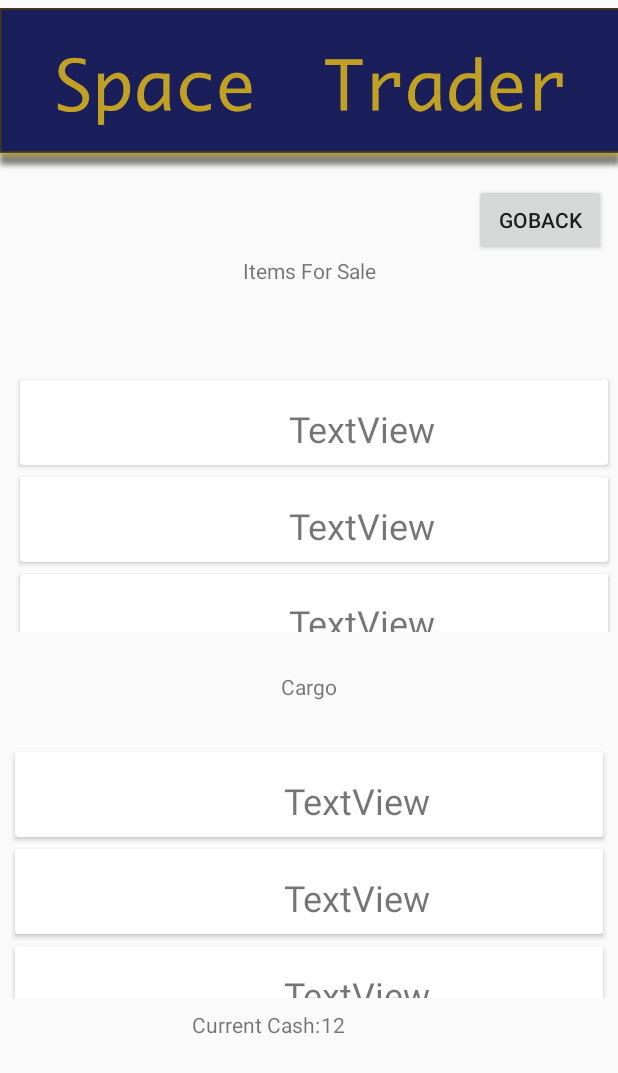
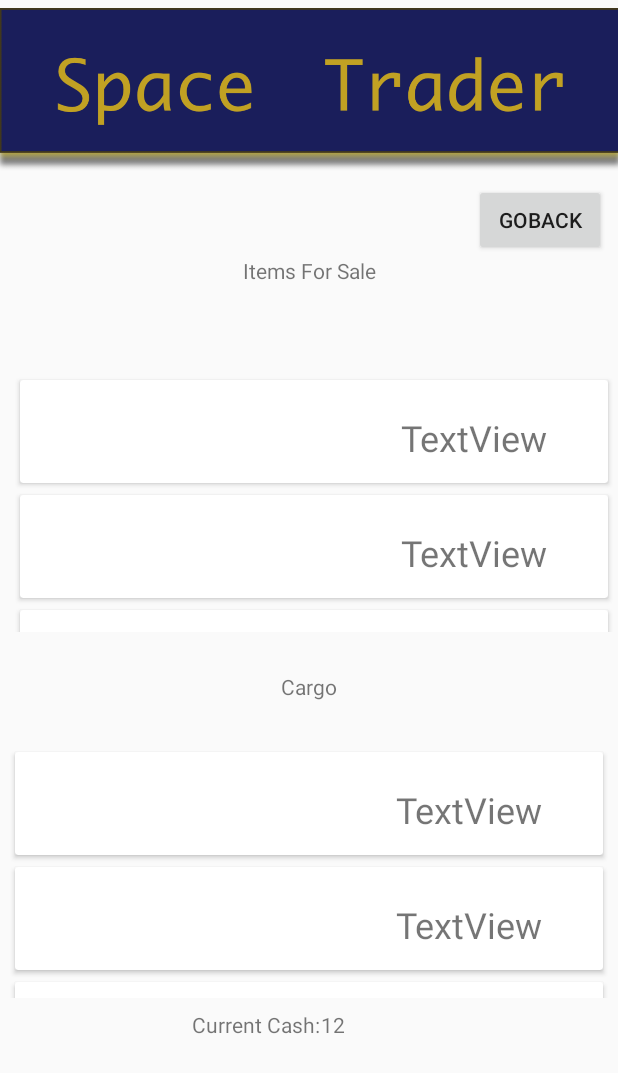
Before and after one commit to liamfernandez/ActualSpaceTrader2340, an Android app: the layout market_main.xml on its own in the app's theme, with its tools: preview values and no code run, on a phone screen of 412 x 824 dp. Shown: the top 1073 px of the screen. Run offline under Robolectric (Android 15) with nearby library versions, the phone set to English and light mode, and no system bars.

Commit message:
fix markety display

```diff
--- a/space-trader/app/src/main/res/layout/market_item.xml
+++ b/space-trader/app/src/main/res/layout/market_item.xml
@@ -14,12 +14,12 @@
 
         <TextView
             android:id="@+id/text_Item_Name"
-            android:layout_width="wrap_content"
+            android:layout_width="128dp"
             android:layout_height="wrap_content"
             android:layout_alignParentStart="true"
             android:layout_alignParentTop="true"
-            android:layout_marginStart="15dp"
-            android:layout_marginTop="4dp"
+            android:layout_marginStart="25dp"
+            android:layout_marginTop="20dp"
             android:textAppearance="@style/TextAppearance.AppCompat.Large"
             android:textSize="24sp" />
 
@@ -28,9 +28,9 @@
             android:layout_width="wrap_content"
             android:layout_height="wrap_content"
             android:layout_alignParentTop="true"
-            android:layout_marginStart="156dp"
-            android:layout_marginTop="8dp"
-            android:layout_toEndOf="@+id/text_Item_Name"
+            android:layout_alignParentEnd="true"
+            android:layout_marginTop="14dp"
+            android:layout_marginEnd="32dp"
             android:text="TextView"
             android:textSize="24sp" />
 
```
